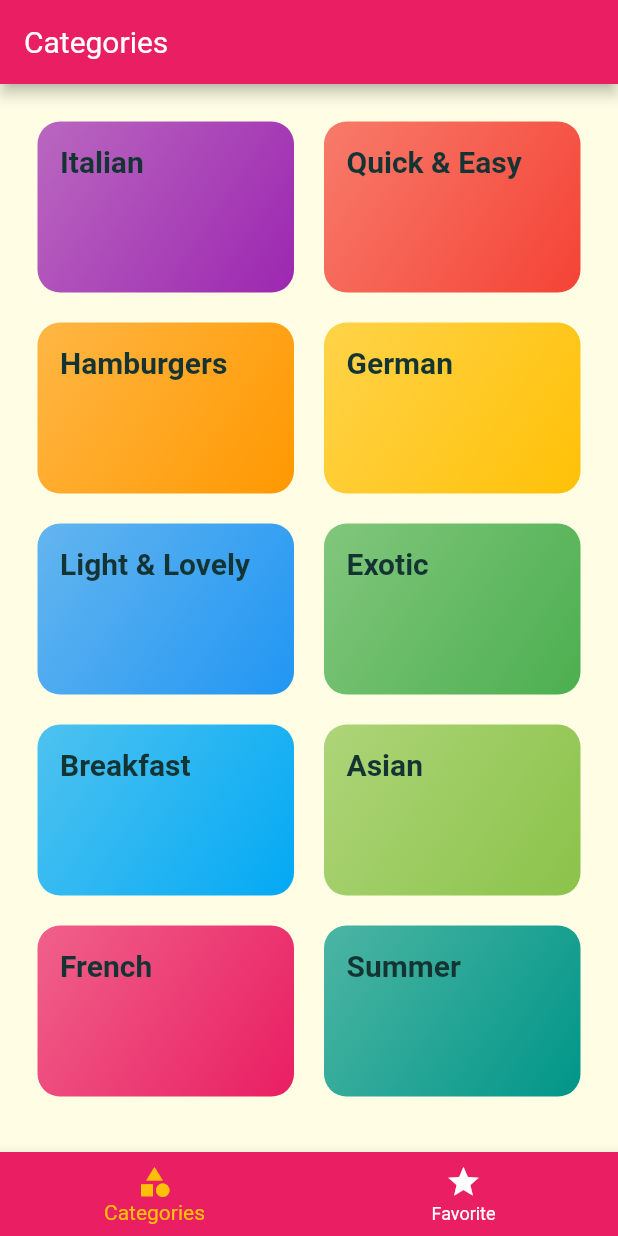
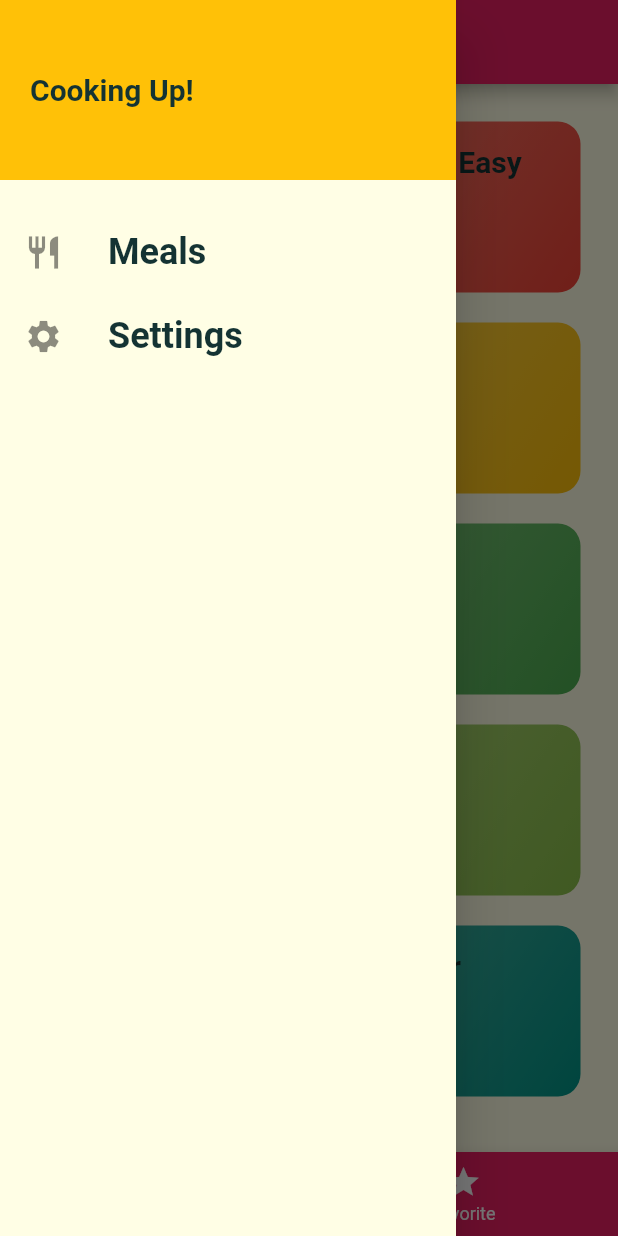
Before and after one commit to erikfors/meals_app, a Flutter app: the screen it shows after launch, with the side drawer open (before the commit the screen has no drawer), on a phone screen of 412 x 824 dp. Run offline on Flutter 3.47's test engine with Material 2 defaults, Android fonts, the phone set to English and light mode, and no system bars.

Commit message:
Added Drawer and Filtering Screen

```diff
--- a/lib/Screens/tabs_sceen.dart
+++ b/lib/Screens/tabs_sceen.dart
@@ -1,5 +1,6 @@
 import 'package:flutter/material.dart';
 
+import '../Widgets/main_drawer.dart';
 import './categories_screen.dart';
 import './favorite_scree.dart';
 
@@ -30,6 +31,7 @@ class _TabsScreenState extends State<TabsScreen> {
         title: Text((_pages[_selectedPageIndex]["title"]) as String),
       ),
       body: _pages[_selectedPageIndex]["page"] as Widget,
+      drawer: MainDrawer(),
       bottomNavigationBar: BottomNavigationBar(
         onTap: _selectPage,
         unselectedItemColor: Colors.white,
--- /dev/null
+++ b/lib/Widgets/main_drawer.dart
@@ -0,0 +1,49 @@
+import 'package:flutter/material.dart';
+
+import '../Screens/filter_screen.dart';
+
+class MainDrawer extends StatelessWidget {
+  Widget buildListTile(
+      String title, IconData iconData, BuildContext context, String route) {
+    return ListTile(
+      leading: Icon(
+        iconData,
+        size: 26,
+      ),
+      title: Text(
+        title,
+        style: TextStyle(
+          fontSize: 24,
+          fontWeight: FontWeight.bold,
+        ),
+      ),
+      onTap: () => Navigator.of(context).pushReplacementNamed(route),
+    );
+  }
+
+  @override
+  Widget build(BuildContext context) {
+    return Drawer(
+      child: Column(
+        children: [
+          Container(
+            color: Theme.of(context).accentColor,
+            height: 120,
+            width: double.infinity,
+            padding: EdgeInsets.all(20),
+            alignment: Alignment.centerLeft,
+            child: Text(
+              "Cooking Up!",
+              style: Theme.of(context).textTheme.bodyText1,
+            ),
+          ),
+          SizedBox(
+            height: 20,
+          ),
+          buildListTile("Meals", Icons.restaurant,context,"/"),
+          buildListTile("Settings", Icons.settings,context,FilterScreen.routeName),
+        ],
+      ),
+    );
+  }
+}
--- a/lib/main.dart
+++ b/lib/main.dart
@@ -1,5 +1,6 @@
 import 'package:flutter/material.dart';
 
+import './Screens/filter_screen.dart';
 import './Screens/tabs_sceen.dart';
 import './Screens/meal_detail_screen.dart';
 import './Screens/category_meal_screen.dart';
@@ -35,6 +36,7 @@ class MyApp extends StatelessWidget {
       routes: {
         CategoryMealScreen.routeName: (ctx) => CategoryMealScreen(),
         MealDetailScreen.routeName: (ctx) => MealDetailScreen(),
+        FilterScreen.routeName: (ctx) => FilterScreen(),
       },
       onUnknownRoute: (settings) {
         return MaterialPageRoute(builder: (ctx) => CategoriesScreen());
```
Also changed, not shown: lib/Screens/filter_screen.dart (added, +81 -0 lines).
